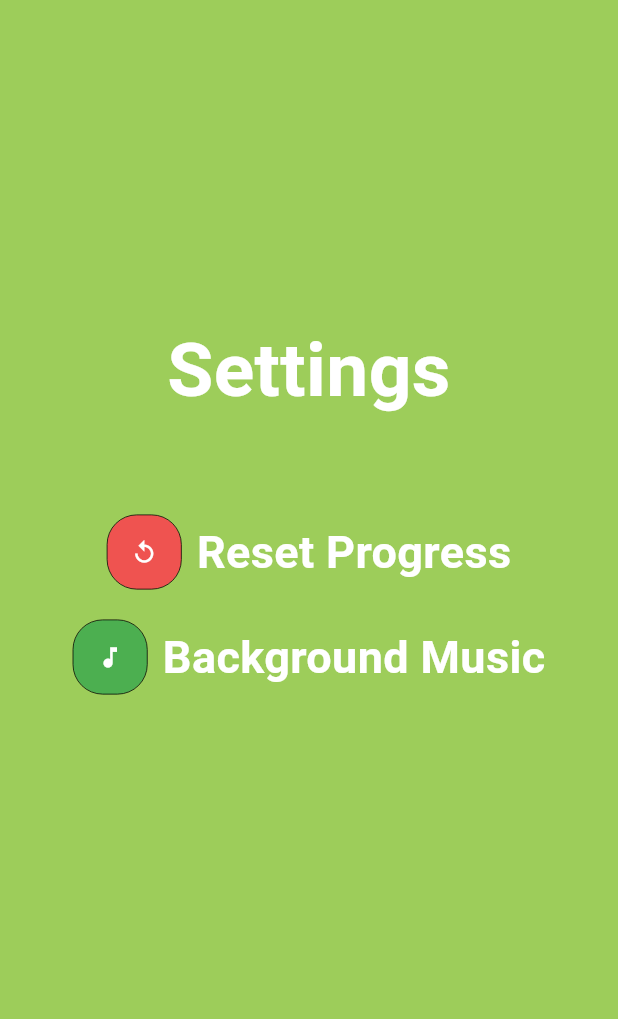
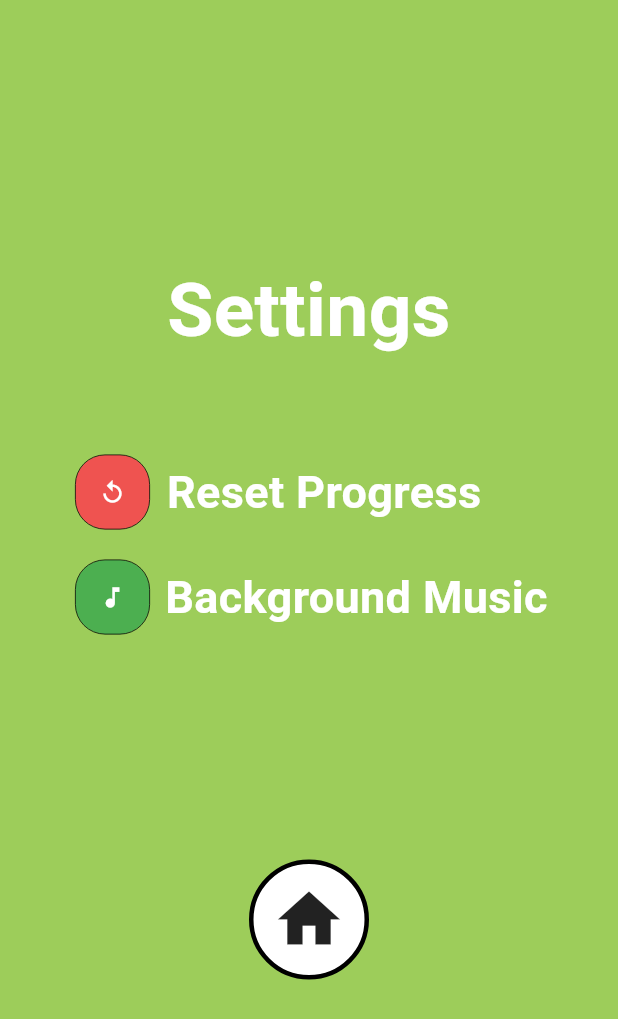
Before and after one commit to TheMelonnn/MobileGame_FinalProject, a Flutter app: the SettingsView screen opened directly, on a phone screen of 412 x 824 dp. Shown: the top 1019 px of the screen. Run offline on Flutter 3.47's test engine with Material 3 defaults, Android fonts, the phone set to English and light mode, and no system bars; our stand-ins replace appwrite, audioplayers, get, google_fonts; missing offline and left inert: dart:ffi; network calls fail.

```diff
--- a/lib/app/modules/home/controllers/loading_view_controller.dart
+++ b/lib/app/modules/home/controllers/loading_view_controller.dart
@@ -12,7 +12,7 @@ class LoadingViewController extends GetxController {
   @override
   void onReady() {
     super.onReady();
-    Future.delayed(const Duration(microseconds: 2000000), () {
+    Future.delayed(const Duration(microseconds: 2500000), () {
       Get.toNamed(AppPages.selectlevel);
     });
   }
--- a/lib/app/modules/home/views/select_level.dart
+++ b/lib/app/modules/home/views/select_level.dart
@@ -401,7 +401,7 @@ class SelectLevel extends GetView<HomeController> {
             ),
             GestureDetector(
               onTap: () {
-                Get.toNamed(AppPages.mainmenu);
+                Get.offAll(Mainmenu());
               },
               child: Container(
                 height: 80,
--- a/lib/app/modules/home/views/settings_view.dart
+++ b/lib/app/modules/home/views/settings_view.dart
@@ -6,6 +6,8 @@ import 'package:module_app/app/modules/home/controllers/settings_controller.dart
 import '../controllers/database_controller.dart';
 import '../controllers/home_controller.dart';
 import 'package:module_app/app/routes/app_pages.dart';
+
+import 'main_menu.dart';
 
 class SettingsView extends GetView<HomeController> {
   final DatabaseController _databasecontroller = Get.put(DatabaseController());
@@ -39,12 +41,12 @@ class SettingsView extends GetView<HomeController> {
                 height: 60,
               ),
               Container(
-                  width: 400,
+                  width: 312,
                   child: Column(
-                    mainAxisAlignment: MainAxisAlignment.center,
+                    mainAxisAlignment: MainAxisAlignment.spaceEvenly,
                     children: [
                       Row(
-                        mainAxisAlignment: MainAxisAlignment.center,
+                        mainAxisAlignment: MainAxisAlignment.spaceBetween,
                         children: [
                           Container(
                             width: 50,
@@ -62,9 +64,6 @@ class SettingsView extends GetView<HomeController> {
                                   color: Colors.white,
                                 )),
                           ),
-                          SizedBox(
-                            width: 10,
-                          ),
                           Text(
                             "Reset Progress",
                             style: GoogleFonts.roboto(
@@ -73,11 +72,14 @@ class SettingsView extends GetView<HomeController> {
                                 fontWeight: FontWeight.bold),
                             textAlign: TextAlign.center,
                           ),
+                          SizedBox(
+                            width: 30,
+                          )
                         ],
                       ),
                       const Padding(padding: EdgeInsets.all(10)),
                       Row(
-                        mainAxisAlignment: MainAxisAlignment.center,
+                        mainAxisAlignment: MainAxisAlignment.spaceBetween,
                         children: [
                           Container(
                             width: 50,
@@ -108,11 +110,29 @@ class SettingsView extends GetView<HomeController> {
                           ),
                         ],
                       ),
+                      SizedBox(
+                        height: 150,
+                      ),
+                      GestureDetector(
+                        onTap: () {
+                          Get.offAll(Mainmenu());
+                        },
+                        child: Container(
+                          height: 80,
+                          width: 80,
+                          decoration: BoxDecoration(
+                            color: Colors.white,
+                            borderRadius: BorderRadius.circular(60),
+                            border: Border.all(width: 3),
+                          ),
+                          child: Icon(Icons.home, size: 50),
+                        ),
+                      ),
                     ],
                   )),
-              SizedBox(
-                height: 150,
-              )
+              // SizedBox(
+              //   height: 150,
+              // )
             ],
           ),
         ));
```
Also changed, not shown: lib/app/modules/home/views/loading_all.dart (+10 -2 lines), lib/app/modules/home/views/loading_view.dart (+10 -2 lines), pubspec.lock.
